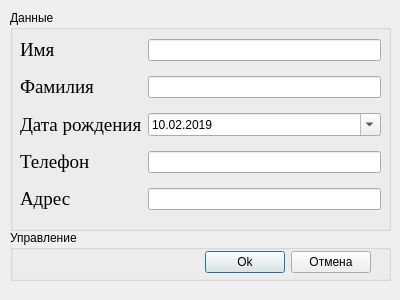
Above: dialogaddedit.ui from Axe1s/phonebook before the change. Below: the same form after it.
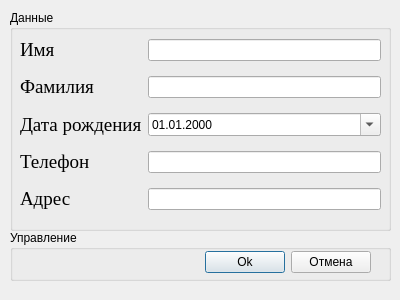
That is the form after the change.

Commit message: Сделал удаление записаей, выход через меню. Не получается сделать редактирование через кнопку - в процессе

Patch:
```diff
--- a/dialogaddedit.ui
+++ b/dialogaddedit.ui
@@ -140,13 +140,6 @@
        <property name="calendarPopup">
         <bool>true</bool>
        </property>
-       <property name="date">
-        <date>
-         <year>2019</year>
-         <month>2</month>
-         <day>10</day>
-        </date>
-       </property>
       </widget>
      </item>
      <item row="3" column="0">
```
The commit also changes 6 other files.
